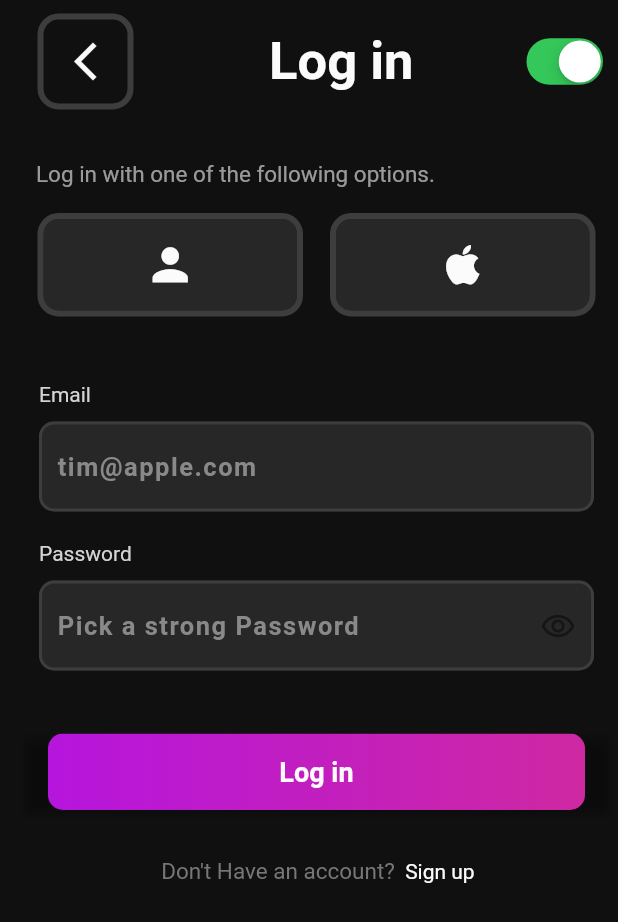
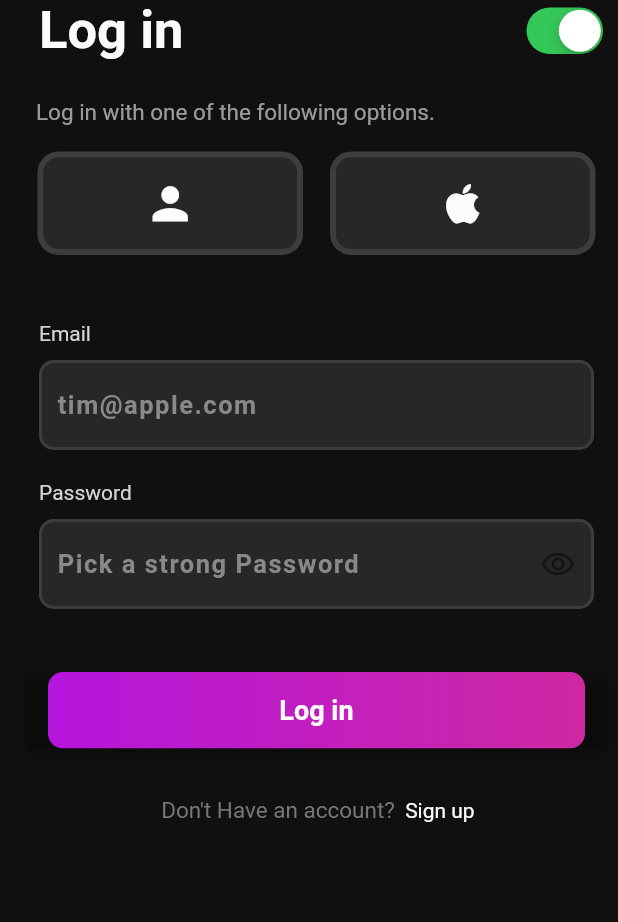
Before and after one commit to john-muinde/notes-app-dribble, a Flutter app: the screen it shows after launch, after a tap on "Log in", on a phone screen of 412 x 824 dp. Shown: the top 922 px of the screen. Run offline on Flutter 3.47's test engine with Material 2 defaults, Android fonts, the phone set to English and light mode, and no system bars; our stand-ins replace gradient_borders; network calls fail.

Commit message:
push replacement bugs in login screen

```diff
--- a/lib/views/screens/auth/login_screen.dart
+++ b/lib/views/screens/auth/login_screen.dart
@@ -43,17 +43,17 @@ class _LogInScreenState extends State<LogInScreen> {
                   Row(
                     mainAxisAlignment: MainAxisAlignment.spaceBetween,
                     children: [
-                      BoxContainer(
-                        background: .0,
-                        child: GestureDetector(
-                          onTap: () {},
-                          child: const Icon(
-                            Icons.arrow_back_ios_new_outlined,
-                            color: Constants.primaryWhite,
-                            size: 30,
-                          ),
-                        ),
-                      ),
+                      // BoxContainer(
+                      //   background: .0,
+                      //   child: GestureDetector(
+                      //     onTap: () {},
+                      //     child: const Icon(
+                      //       Icons.arrow_back_ios_new_outlined,
+                      //       color: Constants.primaryWhite,
+                      //       size: 30,
+                      //     ),
+                      //   ),
+                      // ),
                       Container(
                         margin: const EdgeInsets.only(left: 10),
                         child: const Text(
```
